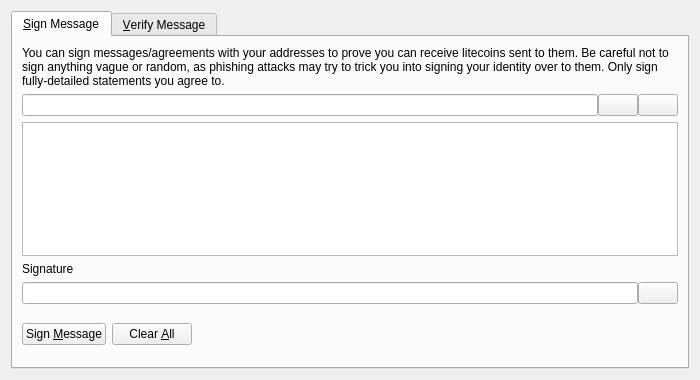
First picture: the form in src/qt/forms/signverifymessagedialog.ui, repository 0xnim/netcoin, before the edit.
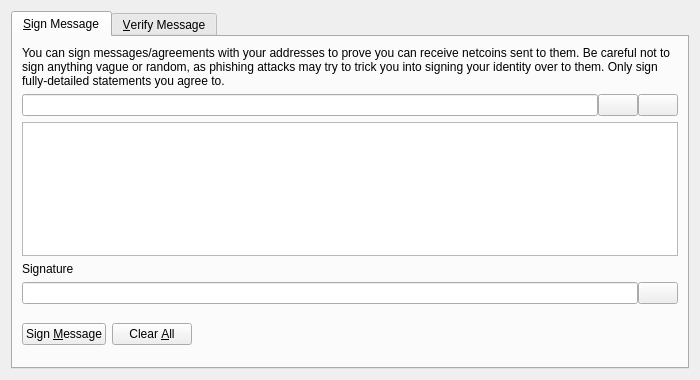
Second picture: the form after the edit. Icons and pictures are not drawn. Custom widgets are drawn as their Qt base class.

Diff of the .ui file:
```diff
--- a/src/qt/forms/signverifymessagedialog.ui
+++ b/src/qt/forms/signverifymessagedialog.ui
@@ -30,7 +30,7 @@
        <item>
         <widget class="QLabel" name="infoLabel_SM">
          <property name="text">
-          <string>You can sign messages/agreements with your addresses to prove you can receive litecoins sent to them. Be careful not to sign anything vague or random, as phishing attacks may try to trick you into signing your identity over to them. Only sign fully-detailed statements you agree to.</string>
+          <string>You can sign messages/agreements with your addresses to prove you can receive netcoins sent to them. Be careful not to sign anything vague or random, as phishing attacks may try to trick you into signing your identity over to them. Only sign fully-detailed statements you agree to.</string>
          </property>
          <property name="textFormat">
           <enum>Qt::PlainText</enum>
```
Left out of the diff: 8 changed lines with no effect on the pictures.
